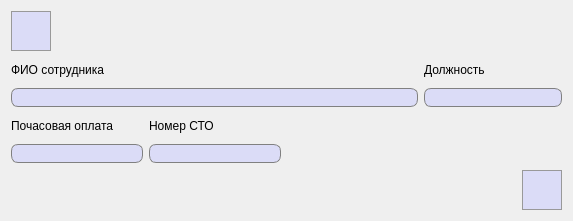
Before: the Qt Designer form UpdateEmployee.ui in FediiBohdan/TechService, drawn with Qt 5.
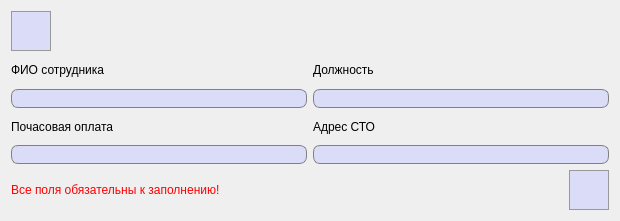
After: the same form once the commit is applied. Icons and pictures are not drawn.

Commit message: some fixes to Employees dialogs (still needed lots) + some other code revision

Diff of the .ui file:
```diff
--- a/UpdateEmployee.ui
+++ b/UpdateEmployee.ui
@@ -6,7 +6,7 @@
    <rect>
     <x>0</x>
     <y>0</y>
-    <width>573</width>
+    <width>620</width>
     <height>221</height>
    </rect>
   </property>
@@ -22,6 +22,12 @@
        <height>40</height>
       </size>
      </property>
+     <property name="maximumSize">
+      <size>
+       <width>40</width>
+       <height>40</height>
+      </size>
+     </property>
      <property name="styleSheet">
       <string notr="true">QPushButton {
 	background-color: #dbdcf7;
@@ -53,6 +59,19 @@
      </property>
     </widget>
    </item>
+   <item row="2" column="1">
+    <spacer name="horizontalSpacer_2">
+     <property name="orientation">
+      <enum>Qt::Horizontal</enum>
+     </property>
+     <property name="sizeHint" stdset="0">
+      <size>
+       <width>40</width>
+       <height>20</height>
+      </size>
+     </property>
+    </spacer>
+   </item>
    <item row="2" column="2">
     <widget class="QPushButton" name="saveUpdatedInfo">
      <property name="minimumSize">
@@ -94,14 +113,31 @@
    </item>
    <item row="1" column="0" colspan="3">
     <layout class="QGridLayout" name="gridLayout">
-     <item row="0" column="0" colspan="3">
+     <item row="0" column="0">
       <widget class="QLabel" name="label">
+       <property name="font">
+        <font>
+         <pointsize>9</pointsize>
+        </font>
+       </property>
        <property name="text">
         <string>ФИО сотрудника</string>
        </property>
       </widget>
      </item>
-     <item row="1" column="0" colspan="3">
+     <item row="0" column="1">
+      <widget class="QLabel" name="label_2">
+       <property name="font">
+        <font>
+         <pointsize>9</pointsize>
+        </font>
+       </property>
+       <property name="text">
+        <string>Должность</string>
+       </property>
+      </widget>
+     </item>
+     <item row="1" column="0">
       <widget class="QLineEdit" name="workerFMLname">
        <property name="font">
         <font>
@@ -121,60 +157,7 @@
        </property>
       </widget>
      </item>
-     <item row="3" column="1">
-      <widget class="QLineEdit" name="serviceNumber">
-       <property name="font">
-        <font>
-         <pointsize>10</pointsize>
-        </font>
-       </property>
-       <property name="styleSheet">
-        <string notr="true">QLineEdit {
-	border: 1px solid gray;
-    border-radius: 7px;
-    background-color: #dbdcf7;
-	padding-left: 3px;
-}</string>
-       </property>
-       <property name="frame">
-        <bool>true</bool>
-       </property>
-      </widget>
-     </item>
-     <item row="3" column="2">
-      <spacer name="horizontalSpacer_3">
-       <property name="orientation">
-        <enum>Qt::Horizontal</enum>
-       </property>
-       <property name="sizeHint" stdset="0">
-        <size>
-         <width>40</width>
-         <height>20</height>
-        </size>
-       </property>
-      </spacer>
-     </item>
-     <item row="3" column="0">
-      <widget class="QLineEdit" name="hourlyPayment">
-       <property name="font">
-        <font>
-         <pointsize>10</pointsize>
-        </font>
-       </property>
-       <property name="styleSheet">
-        <string notr="true">QLineEdit {
-	border: 1px solid gray;
-    border-radius: 7px;
-    background-color: #dbdcf7;
-	padding-left: 3px;
-}</string>
-       </property>
-       <property name="frame">
-        <bool>true</bool>
-       </property>
-      </widget>
-     </item>
-     <item row="1" column="3" colspan="2">
+     <item row="1" column="1">
       <widget class="QLineEdit" name="workerPosition">
        <property name="font">
         <font>
@@ -194,43 +177,90 @@
        </property>
       </widget>
      </item>
-     <item row="3" column="3">
-      <spacer name="horizontalSpacer_2">
-       <property name="orientation">
-        <enum>Qt::Horizontal</enum>
-       </property>
-       <property name="sizeHint" stdset="0">
-        <size>
-         <width>40</width>
-         <height>20</height>
-        </size>
-       </property>
-      </spacer>
-     </item>
      <item row="2" column="0">
       <widget class="QLabel" name="label_3">
+       <property name="font">
+        <font>
+         <pointsize>9</pointsize>
+        </font>
+       </property>
        <property name="text">
         <string>Почасовая оплата</string>
        </property>
       </widget>
      </item>
-     <item row="0" column="3" colspan="2">
-      <widget class="QLabel" name="label_2">
-       <property name="text">
-        <string>Должность</string>
-       </property>
-      </widget>
-     </item>
      <item row="2" column="1">
       <widget class="QLabel" name="label_4">
+       <property name="font">
+        <font>
+         <pointsize>9</pointsize>
+        </font>
+       </property>
        <property name="text">
-        <string>Номер СТО</string>
+        <string>Адрес СТО</string>
+       </property>
+      </widget>
+     </item>
+     <item row="3" column="0">
+      <widget class="QLineEdit" name="hourlyPayment">
+       <property name="font">
+        <font>
+         <pointsize>10</pointsize>
+        </font>
+       </property>
+       <property name="styleSheet">
+        <string notr="true">QLineEdit {
+	border: 1px solid gray;
+    border-radius: 7px;
+    background-color: #dbdcf7;
+	padding-left: 3px;
+}</string>
+       </property>
+       <property name="frame">
+        <bool>true</bool>
+       </property>
+      </widget>
+     </item>
+     <item row="3" column="1">
+      <widget class="QLineEdit" name="serviceNumber">
+       <property name="font">
+        <font>
+         <pointsize>10</pointsize>
+        </font>
+       </property>
+       <property name="styleSheet">
+        <string notr="true">QLineEdit {
+	border: 1px solid gray;
+    border-radius: 7px;
+    background-color: #dbdcf7;
+	padding-left: 3px;
+}</string>
+       </property>
+       <property name="frame">
+        <bool>true</bool>
        </property>
       </widget>
      </item>
     </layout>
    </item>
-   <item row="0" column="1">
+   <item row="2" column="0">
+    <widget class="QLabel" name="errorLabel">
+     <property name="font">
+      <font>
+       <pointsize>9</pointsize>
+      </font>
+     </property>
+     <property name="styleSheet">
+      <string notr="true">QLabel {
+	color: red;
+}</string>
+     </property>
+     <property name="text">
+      <string>Все поля обязательны к заполнению!</string>
+     </property>
+    </widget>
+   </item>
+   <item row="0" column="1" colspan="2">
     <spacer name="horizontalSpacer">
      <property name="orientation">
       <enum>Qt::Horizontal</enum>
```
The commit also changes 19 other files.
